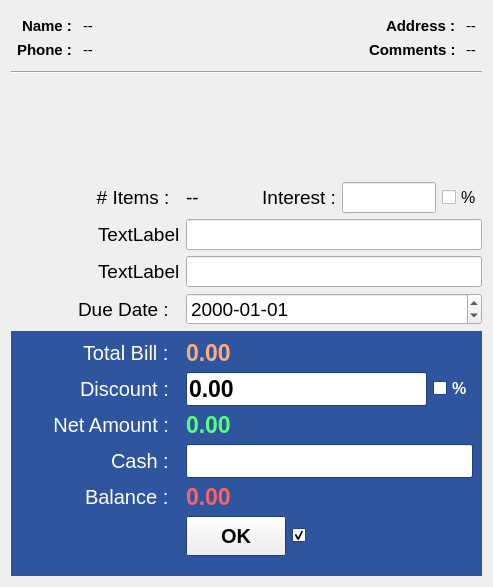
Before: the Qt Designer form estorecpp/singlepayment.ui in Watti/estorecpp, drawn with Qt 5.
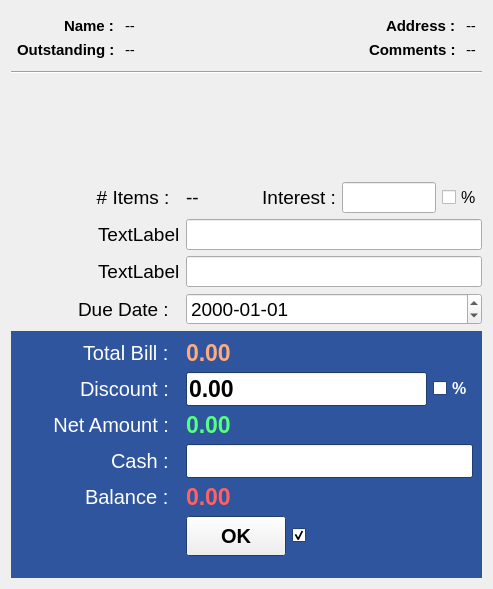
After: the same form once the commit is applied. Icons and pictures are not drawn.

Commit message: outstanding added to single/multiple payment widgets

```diff
--- a/estorecpp/singlepayment.ui
+++ b/estorecpp/singlepayment.ui
@@ -7,7 +7,7 @@
     <x>0</x>
     <y>0</y>
     <width>493</width>
-    <height>587</height>
+    <height>589</height>
    </rect>
   </property>
   <property name="windowTitle">
@@ -100,7 +100,7 @@
              </font>
             </property>
             <property name="text">
-             <string>Phone : </string>
+             <string>Outstanding : </string>
             </property>
            </widget>
           </item>
```
Left out of the diff: 2 changed lines with no effect on the pictures. The commit also changes 2 other files.
